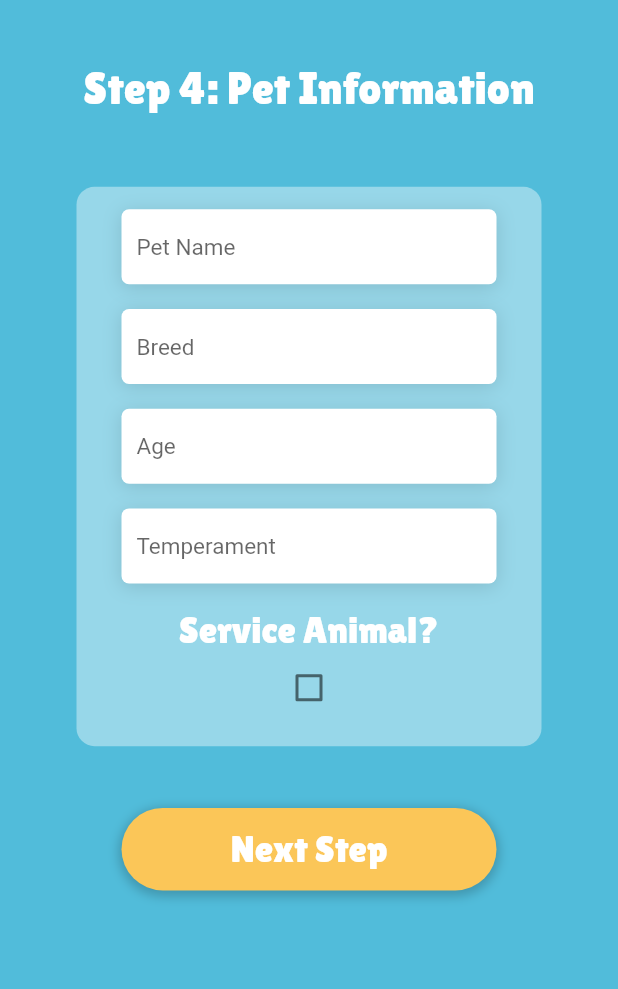
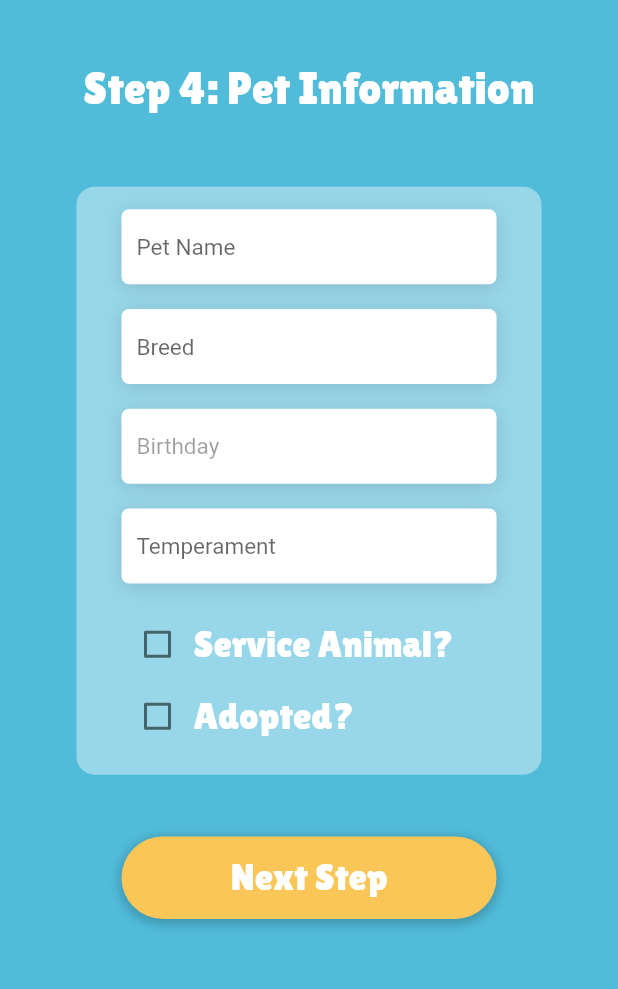
Before and after one commit to petcodeapp/interface-mobile, a Flutter app: the StpPetInfoScreen screen opened directly, after a tap on "Next Step", on a phone screen of 412 x 824 dp, the part 167-1156 px from its top. Run offline on Flutter 3.47's test engine with Material 2 defaults, Android fonts, the phone set to English and light mode, and no system bars; our stand-ins replace bottom_navy_bar, cloud_firestore, dots_indicator, email_validator, firebase_auth, firebase_storage and 9 more; missing offline and left inert: slimy_card; accounts and stored records are empty.

Commit message:
:building_construction: updated pet model with birthday and isAdopted

```diff
--- a/lib/models/Pet.dart
+++ b/lib/models/Pet.dart
@@ -1,4 +1,5 @@
 import 'package:cloud_firestore/cloud_firestore.dart';
+import 'package:flutter/material.dart';
 import 'package:petcode_app/models/Owner.dart';
 import 'package:petcode_app/models/Reminder.dart';
 import 'package:petcode_app/models/Scan.dart';
@@ -17,7 +18,9 @@ class Pet {
   String additionalInfo;
   bool isServiceAnimal;
   bool isLost;
+  bool isAdopted;
   int age;
+  Timestamp birthday;
   List<Vaccination> vaccinations;
   List<Reminder> reminders;
   List<Scan> scans;
@@ -39,7 +42,9 @@ class Pet {
       this.additionalInfo,
       this.isServiceAnimal,
       this.isLost,
+      this.isAdopted,
       this.age,
+      this.birthday,
       this.vaccinations,
       this.reminders,
       this.scans,
@@ -110,7 +115,9 @@ class Pet {
       additionalInfo: json['additionalInfo'] as String,
       isServiceAnimal: json['isServiceAnimal'] as bool,
       isLost: json['isLost'] as bool,
+      isAdopted: json['isAdopted'] as bool,
       age: json['age'] as int,
+      birthday: json['birthday'] as Timestamp,
       vaccinations: convertedList,
       reminders: convertedReminders,
       scans: scanConverted,
@@ -134,7 +141,9 @@ class Pet {
         'additionalInfo': instance.additionalInfo,
         'isServiceAnimal': instance.isServiceAnimal,
         'isLost': instance.isLost,
+        'isAdopted': instance.isAdopted,
         'age': instance.age,
+        'birthday': instance.birthday,
         'vaccinations': _vaccinationMaps(instance.vaccinations),
         'reminders': _reminderMaps(instance.reminders),
         'scans': _scanMaps(instance.scans),
--- a/lib/screens/stp_petinfo_screen.dart
+++ b/lib/screens/stp_petinfo_screen.dart
@@ -1,5 +1,6 @@
 import 'dart:io';
 
+import 'package:cloud_firestore/cloud_firestore.dart';
 import 'package:flutter/material.dart';
 import 'package:petcode_app/screens/stp_medinfo_screen.dart';
 import 'package:petcode_app/models/Pet.dart';
@@ -15,21 +16,28 @@ class StpPetInfoScreen extends StatefulWidget {
   _StpPetInfoScreenState createState() => _StpPetInfoScreenState();
 }
 
-bool checkedValue = false;
-
 class _StpPetInfoScreenState extends State<StpPetInfoScreen> {
+  DateTime _petBirthday;
 
   TextEditingController _petNameInputController;
   TextEditingController _breedInputController;
-  TextEditingController _ageInputController;
+  TextEditingController _birthdayInputController;
   TextEditingController _temperamentInputController;
+
+  bool _isServiceAnimal;
+  bool _isAdopted;
 
   @override
   void initState() {
+    _petBirthday = DateTime.now();
+
     _petNameInputController = new TextEditingController();
     _breedInputController = new TextEditingController();
-    _ageInputController = new TextEditingController();
+    _birthdayInputController = new TextEditingController();
     _temperamentInputController = new TextEditingController();
+
+    _isServiceAnimal = false;
+    _isAdopted = false;
 
     super.initState();
   }
@@ -138,7 +146,20 @@ class _StpPetInfoScreenState extends State<StpPetInfoScreen> {
                     SizedBox(
                       height: height * 0.02,
                     ),
-                    Container(
+                    GestureDetector(
+                      onTap: () async {
+                        DateTime pickedDate = await showDatePicker(
+                            context: context,
+                            initialDate: _petBirthday,
+                            firstDate: DateTime(1980),
+                            lastDate: DateTime.now());
+                        setState(() {
+                          _petBirthday = pickedDate;
+                          _birthdayInputController.text =
+                              _petBirthday.toIso8601String();
+                        });
+                      },
+                      child: Container(
                         decoration: BoxDecoration(
                           color: Colors.white,
                           borderRadius: BorderRadius.circular(5.0),
@@ -156,11 +177,13 @@ class _StpPetInfoScreenState extends State<StpPetInfoScreen> {
                           padding: const EdgeInsets.symmetric(horizontal: 10.0),
                           child: Center(
                             child: TextFormField(
-                            controller: _ageInputController,
+                              enabled: false,
+                              controller: _birthdayInputController,
                               decoration: InputDecoration(
                                   border: InputBorder.none,
-                                hintText: 'Age',
+                                  hintText: 'Birthday',
                                   hintStyle: TextStyle(fontSize: 15.0)),
+                            ),
                           ),
                         ),
                       ),
@@ -198,22 +221,54 @@ class _StpPetInfoScreenState extends State<StpPetInfoScreen> {
                     SizedBox(
                       height: height * 0.02,
                     ),
+                    Container(
+                      width: 250.0,
+                      child: Row(
+                        mainAxisAlignment: MainAxisAlignment.start,
+                        children: [
+                          Checkbox(
+                            //title: Text("title text"),
+                            checkColor: Colors.white,
+                            activeColor: StyleConstants.yellow,
+                            value: _isServiceAnimal,
+                            onChanged: (newValue) {
+                              setState(() {
+                                _isServiceAnimal = newValue;
+                              });
+                            },
+                            //controlAffinity: ListTileControlAffinity.leading,  //  <-- leading Checkbox
+                          ),
                           Text(
                             'Service Animal?',
                             style: StyleConstants.whiteTitleTextSmall,
                           ),
+                        ],
+                      ),
+                    ),
+                    Container(
+                      width: 250.0,
+                      child: Row(
+                        mainAxisSize: MainAxisSize.min,
+                        children: [
                           Checkbox(
                             //title: Text("title text"),
                             checkColor: Colors.white,
                             activeColor: StyleConstants.yellow,
-                      value: checkedValue,
+                            value: _isAdopted,
                             onChanged: (newValue) {
                               setState(() {
-                          checkedValue = newValue;
+                                _isAdopted = newValue;
                               });
                             },
                             //controlAffinity: ListTileControlAffinity.leading,  //  <-- leading Checkbox
-                    )
+                          ),
+                          Text(
+                            'Adopted?',
+                            style: StyleConstants.whiteTitleTextSmall,
+                          ),
+                        ],
+                      ),
+                    ),
                   ],
                 ),
               ),
@@ -224,14 +279,24 @@ class _StpPetInfoScreenState extends State<StpPetInfoScreen> {
                 onTap: () {
                   Pet updatedPet = widget.pet;
 
+                  updatedPet.birthday = Timestamp.fromDate(_petBirthday);
+
                   updatedPet.name = _petNameInputController.text;
                   updatedPet.breed = _breedInputController.text;
-                  updatedPet.age = int.parse(_ageInputController.text);
                   updatedPet.temperament = _temperamentInputController.text;
-                  updatedPet.isServiceAnimal = checkedValue;
 
-                  Navigator.push(context,
-                      MaterialPageRoute(builder: (_) => StpMedicalInfoScreen(pet: updatedPet, petImage: widget.petImage,)));
+                  updatedPet.age =
+                      _petBirthday.difference(DateTime.now()).inDays ~/ 365;
+                  updatedPet.isServiceAnimal = _isServiceAnimal;
+                  updatedPet.isAdopted = _isAdopted;
+
+                  Navigator.push(
+                      context,
+                      MaterialPageRoute(
+                          builder: (_) => StpMedicalInfoScreen(
+                                pet: updatedPet,
+                                petImage: widget.petImage,
+                              )));
                 },
                 child: Container(
                   height: 55.0,
```
Lines whose indentation alone changed are shown as unchanged.
